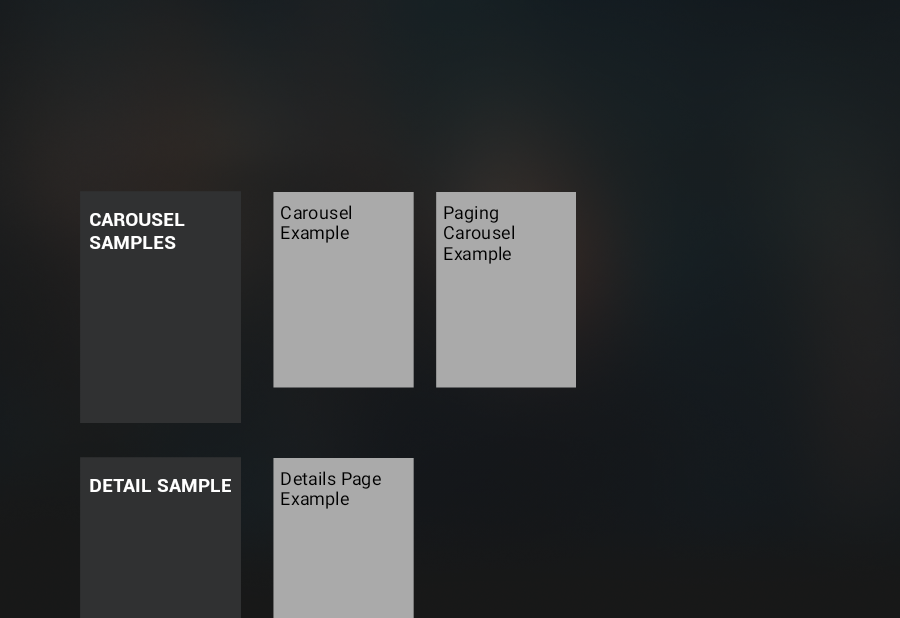
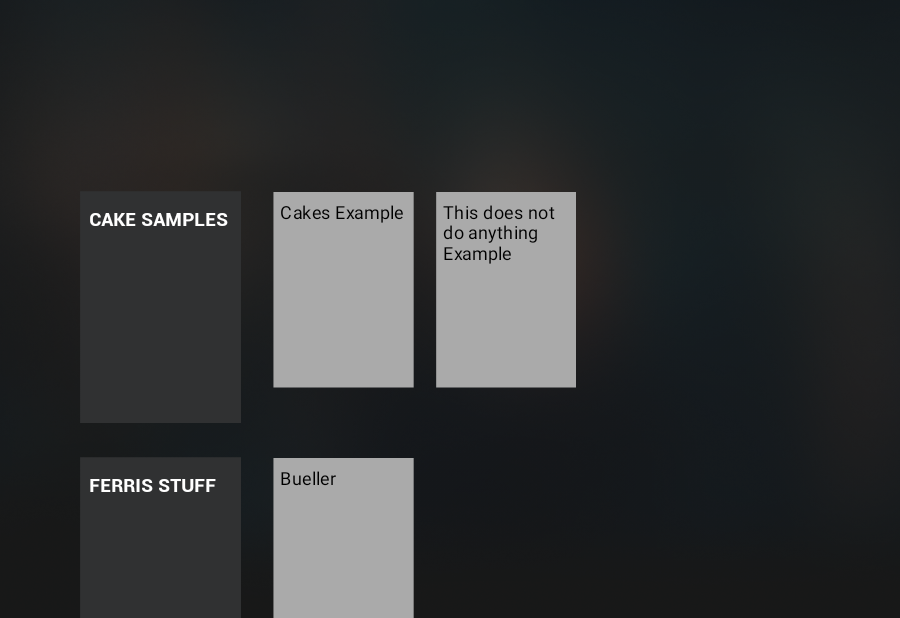
Before and after one commit to haoshilei/AmazonFireTVDemo, an Android app: the screen it shows after launch (SampleAppActivity), on a phone screen of 824 x 412 dp (held sideways). Shown: the whole screen, without its empty margins (227-1127 px from the left). Run offline under Robolectric (Android 15) with nearby library versions, the phone set to English and light mode, and no system bars.

Commit message:
you can now click on cakes in scroller to show images

```diff
--- a/UIWidgetSample/app/src/main/java/com/sample/tom/uiwidgetssample/list/SamplePagingCarouselActivity.java
+++ b/UIWidgetSample/app/src/main/java/com/sample/tom/uiwidgetssample/list/SamplePagingCarouselActivity.java
@@ -43,7 +43,7 @@ public class SamplePagingCarouselActivity extends Activity
 
         // Create our adapter
         List<Integer> list = new ArrayList<Integer>();
-        for (int i = 0; i < 200; i++)
+        for (int    i = 0; i < 200; i++)
         {
             list.add(i);
         }
--- a/UIWidgetSample/app/src/main/res/values/strings.xml
+++ b/UIWidgetSample/app/src/main/res/values/strings.xml
@@ -29,8 +29,8 @@
     <string name="app_name">Sample Application</string>
 
     <!-- Sample cathegories -->
-    <string name="category_carousel_samples">CAROUSEL SAMPLES</string>
-    <string name="category_detail_samples">DETAIL SAMPLE</string>
+    <string name="category_carousel_samples">CAKE SAMPLES</string>
+    <string name="category_detail_samples">Ferris Stuff</string>
     <string name="category_keyboard_samples">KEYBOARD SAMPLE</string>
     <string name="category_stacks_samples">STACKS SAMPLE</string>
 
@@ -41,10 +41,10 @@
     <string name="extra_content">Extra Fragment!</string>
 
     <!-- Main menu strings -->
-    <string name="menu_carousel_sample">Carousel Example</string>
-    <string name="menu_paging_sample">Paging Carousel Example</string>
+    <string name="menu_carousel_sample">Cakes Example</string>
+    <string name="menu_paging_sample">This does not do anything Example</string>
 
-    <string name="menu_details_sample">Details Page Example</string>
+    <string name="menu_details_sample">Bueller</string>
 
     <string name="menu_keyboard_input_sample">Keyboard for Input Fields Example</string>
     <string name="menu_keyboard_webview_sample">Keyboard for WebView Example</string>
@@ -81,7 +81,7 @@
 
     <string name="kbsample_field_email_label">Email:</string>
     <string name="kbsample_field_email_hint">Amazon email</string>
-    <string name="kbsample_field_email_description">This email might be used as yout login as well.</string>
+    <string name="kbsample_field_email_description">This email might be used as you login as well.</string>
 
     <string name="kbsample_field_phone_label">Phone:</string>
     <string name="kbsample_field_phone_hint"></string>
```
Also changed, not shown: UIWidgetSample/app/src/main/java/com/sample/tom/uiwidgetssample/details/SampleDetailsActivity.java (+12 -1 lines), UIWidgetSample/app/src/main/java/com/sample/tom/uiwidgetssample/list/Cake.java (added, +27 -0 lines), UIWidgetSample/app/src/main/java/com/sample/tom/uiwidgetssample/list/DownloadImageTask.java (added, +43 -0 lines), UIWidgetSample/app/src/main/java/com/sample/tom/uiwidgetssample/list/SampleCarouselActivity.java (+16 -57 lines).
